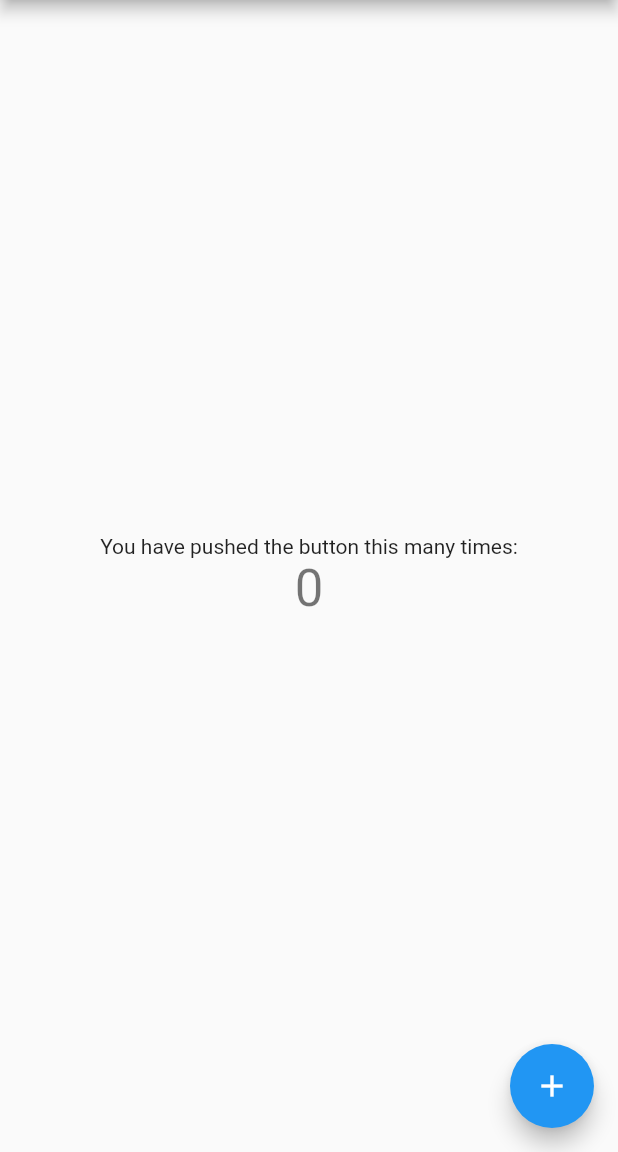
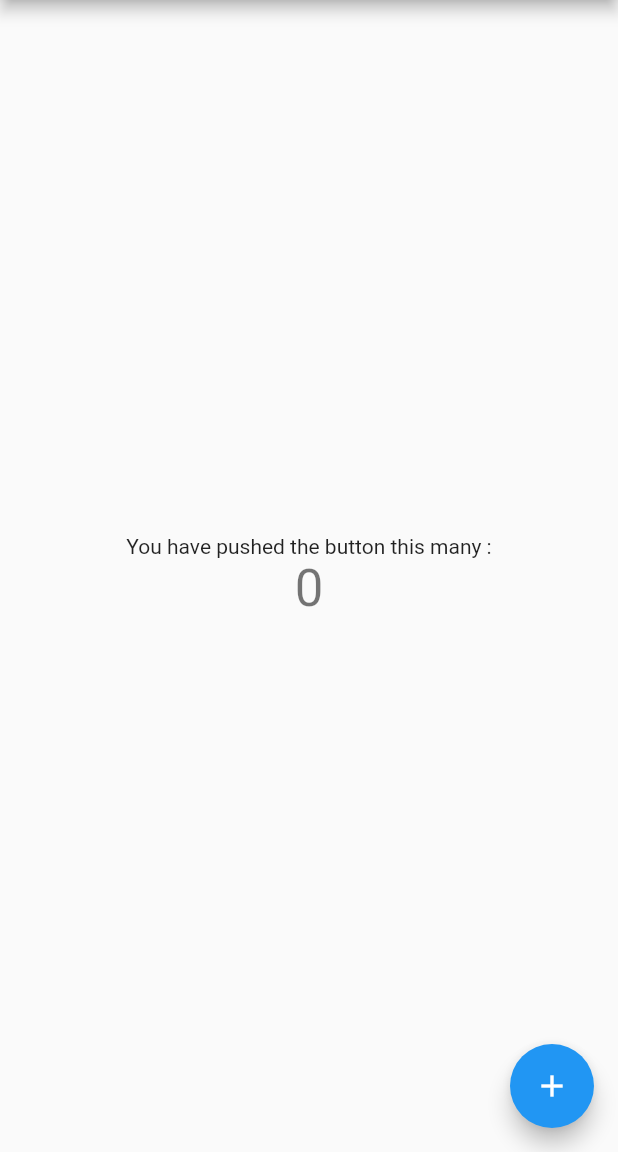
Before and after one commit to salam73/flutter_app4, a Flutter app: the screen it shows after launch, on a phone screen of 412 x 824 dp, the part 84-1236 px from its top. Run offline on Flutter 3.47's test engine with Material 2 defaults, Android fonts, the phone set to English and light mode, and no system bars.

```diff
--- a/lib/main.dart
+++ b/lib/main.dart
@@ -13,6 +13,7 @@ class MyApp extends StatelessWidget {
         primarySwatch: Colors.blue,
       ),
       home: MyHomePage(title: 'Flutter Demo Home Page'),
+      debugShowCheckedModeBanner: false,
     );
   }
 }
@@ -60,7 +61,7 @@ class _MyHomePageState extends State<MyHomePage> {
           mainAxisAlignment: MainAxisAlignment.center,
           children: <Widget>[
             Text(
-              'You have pushed the button this many times:',
+              'You have pushed the button this many :',
             ),
             Text(
               '$_counter',
```
